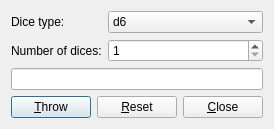
Before: the Qt Designer form sources/windows/DiceDialog.ui in ViviCoder/GM-Assistant, drawn with Qt 5.
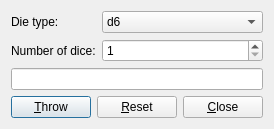
After: the same form once the commit is applied.

Commit message: Correction of typos

Patch:
```diff
--- a/sources/windows/DiceDialog.ui
+++ b/sources/windows/DiceDialog.ui
@@ -7,7 +7,7 @@
     <x>0</x>
     <y>0</y>
     <width>305</width>
-    <height>146</height>
+    <height>172</height>
    </rect>
   </property>
   <property name="windowTitle">
@@ -25,7 +25,7 @@
      <item row="1" column="0">
       <widget class="QLabel" name="label">
        <property name="text">
-        <string>Dice type:</string>
+        <string>Die type:</string>
        </property>
       </widget>
      </item>
@@ -87,7 +87,7 @@
      <item row="2" column="0">
       <widget class="QLabel" name="label_2">
        <property name="text">
-        <string>Number of dices:</string>
+        <string>Number of dice:</string>
        </property>
       </widget>
      </item>
```
The commit also changes 1 other file.
